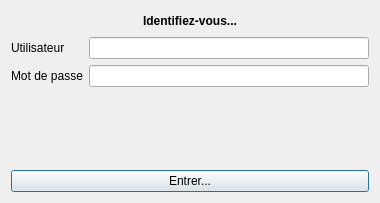
The window that connexion.ui (samuelhentrics/Chifoumi) describes before a commit, drawn with Qt 5.
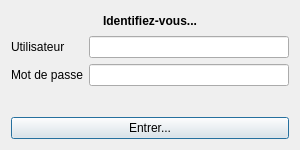
The same window after the commit.

The edit to the form file:
```diff
--- a/connexion.ui
+++ b/connexion.ui
@@ -6,19 +6,28 @@
    <rect>
     <x>0</x>
     <y>0</y>
-    <width>380</width>
-    <height>203</height>
+    <width>300</width>
+    <height>150</height>
    </rect>
   </property>
   <property name="minimumSize">
    <size>
-    <width>200</width>
-    <height>0</height>
+    <width>300</width>
+    <height>150</height>
+   </size>
+  </property>
+  <property name="maximumSize">
+   <size>
+    <width>300</width>
+    <height>150</height>
    </size>
   </property>
   <property name="windowTitle">
    <string>Connexion</string>
   </property>
+  <property name="sizeGripEnabled">
+   <bool>false</bool>
+  </property>
   <layout class="QVBoxLayout" name="verticalLayout_2">
    <item alignment="Qt::AlignHCenter">
     <widget class="QLabel" name="titre">
@@ -30,6 +39,7 @@
      </property>
      <property name="font">
       <font>
+       <weight>75</weight>
        <bold>true</bold>
       </font>
      </property>
@@ -70,6 +80,7 @@
     <widget class="QLabel" name="lError">
      <property name="font">
       <font>
+       <weight>75</weight>
        <bold>true</bold>
       </font>
      </property>
```
